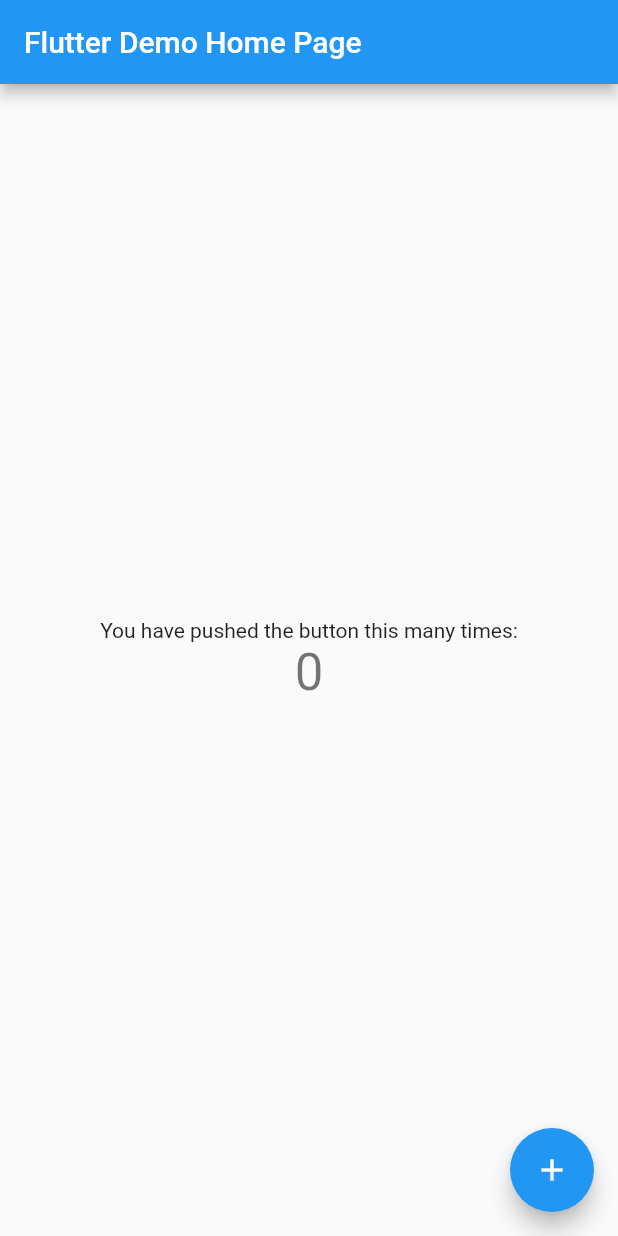
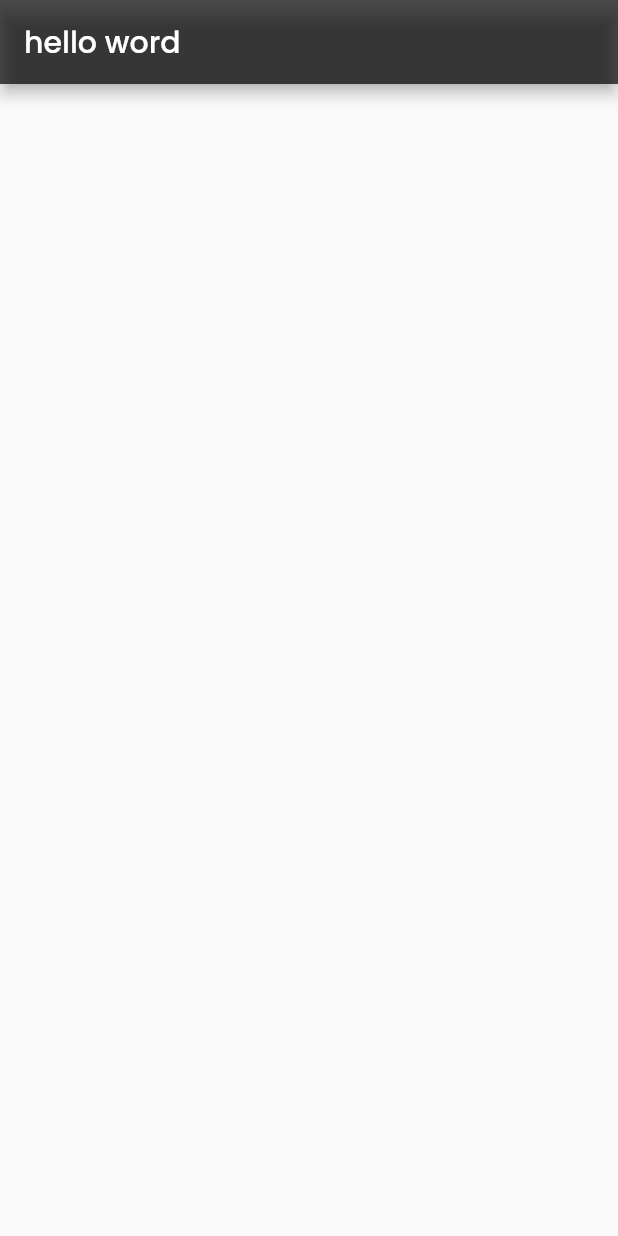
Before and after one commit to leductrung2310/WeCare, a Flutter app: the screen it shows after launch, on a phone screen of 412 x 824 dp. Run offline on Flutter 3.47's test engine with Material 2 defaults, Android fonts, the phone set to English and light mode, and no system bars.

Commit message:
set up folder

```diff
--- /dev/null
+++ b/lib/constants.dart
@@ -0,0 +1,5 @@
+import 'package:flutter/material.dart';
+
+const primaryColor = Color(0xFF91c788);
+const accentColor = Color.fromRGBO(0, 0, 0, .7);
+const whiteColor = Colors.white;
--- a/lib/main.dart
+++ b/lib/main.dart
@@ -1,4 +1,5 @@
 import 'package:flutter/material.dart';
+import 'package:wecare_flutter/constants.dart';
 
 void main() {
   runApp(const MyApp());
@@ -11,105 +12,25 @@
   @override
   Widget build(BuildContext context) {
     return MaterialApp(
-      title: 'Flutter Demo',
+      debugShowCheckedModeBanner: false,
       theme: ThemeData(
-        // This is the theme of your application.
-        //
-        // Try running your application with "flutter run". You'll see the
-        // application has a blue toolbar. Then, without quitting the app, try
-        // changing the primarySwatch below to Colors.green and then invoke
-        // "hot reload" (press "r" in the console where you ran "flutter run",
-        // or simply save your changes to "hot reload" in a Flutter IDE).
-        // Notice that the counter didn't reset back to zero; the application
-        // is not restarted.
+        fontFamily: "Poppins",
         primarySwatch: Colors.blue,
       ),
-      home: const MyHomePage(title: 'Flutter Demo Home Page'),
+      home: Home(),
     );
   }
 }
 
-class MyHomePage extends StatefulWidget {
-  const MyHomePage({Key? key, required this.title}) : super(key: key);
-
-  // This widget is the home page of your application. It is stateful, meaning
-  // that it has a State object (defined below) that contains fields that affect
-  // how it looks.
-
-  // This class is the configuration for the state. It holds the values (in this
-  // case the title) provided by the parent (in this case the App widget) and
-  // used by the build method of the State. Fields in a Widget subclass are
-  // always marked "final".
-
-  final String title;
-
-  @override
-  State<MyHomePage> createState() => _MyHomePageState();
-}
-
-class _MyHomePageState extends State<MyHomePage> {
-  int _counter = 0;
-
-  void _incrementCounter() {
-    setState(() {
-      // This call to setState tells the Flutter framework that something has
-      // changed in this State, which causes it to rerun the build method below
-      // so that the display can reflect the updated values. If we changed
-      // _counter without calling setState(), then the build method would not be
-      // called again, and so nothing would appear to happen.
-      _counter++;
-    });
-  }
+class Home extends StatelessWidget {
+  const Home({ Key? key }) : super(key: key);
 
   @override
   Widget build(BuildContext context) {
-    // This method is rerun every time setState is called, for instance as done
-    // by the _incrementCounter method above.
-    //
-    // The Flutter framework has been optimized to make rerunning build methods
-    // fast, so that you can just rebuild anything that needs updating rather
-    // than having to individually change instances of widgets.
     return Scaffold(
       appBar: AppBar(
-        // Here we take the value from the MyHomePage object that was created by
-        // the App.build method, and use it to set our appbar title.
-        title: Text(widget.title),
-      ),
-      body: Center(
-        // Center is a layout widget. It takes a single child and positions it
-        // in the middle of the parent.
-        child: Column(
-          // Column is also a layout widget. It takes a list of children and
-          // arranges them vertically. By default, it sizes itself to fit its
-          // children horizontally, and tries to be as tall as its parent.
-          //
-          // Invoke "debug painting" (press "p" in the console, choose the
-          // "Toggle Debug Paint" action from the Flutter Inspector in Android
-          // Studio, or the "Toggle Debug Paint" command in Visual Studio Code)
-          // to see the wireframe for each widget.
-          //
-          // Column has various properties to control how it sizes itself and
-          // how it positions its children. Here we use mainAxisAlignment to
-          // center the children vertically; the main axis here is the vertical
-          // axis because Columns are vertical (the cross axis would be
-          // horizontal).
-          mainAxisAlignment: MainAxisAlignment.center,
-          children: <Widget>[
-            const Text(
-              'You have pushed the button this many times:',
-            ),
-            Text(
-              '$_counter',
-              style: Theme.of(context).textTheme.headline4,
-            ),
-          ],
-        ),
-      ),
-      floatingActionButton: FloatingActionButton(
-        onPressed: _incrementCounter,
-        tooltip: 'Increment',
-        child: const Icon(Icons.add),
-      ), // This trailing comma makes auto-formatting nicer for build methods.
+        title: const Text("hello word"),
+        backgroundColor: accentColor,)
     );
   }
 }
```
Also changed, not shown: pubspec.yaml (+20 -14 lines), assets/fonts/Poppins-Black.ttf (added), assets/fonts/Poppins-Bold.ttf (added), assets/fonts/Poppins-ExtraBold.ttf (added), assets/fonts/Poppins-Light.ttf (added), assets/fonts/Poppins-Medium.ttf (added), assets/fonts/Poppins-Regular.ttf (added), assets/fonts/Poppins-SemiBold.ttf (added), assets/images/logo.png (renamed from assets/Vector.png), assets/images/logo1.png (renamed from assets/Vector1.png), lib/model/test_model.dart (added), lib/screen/test_screen.dart (added), 2 other files.
